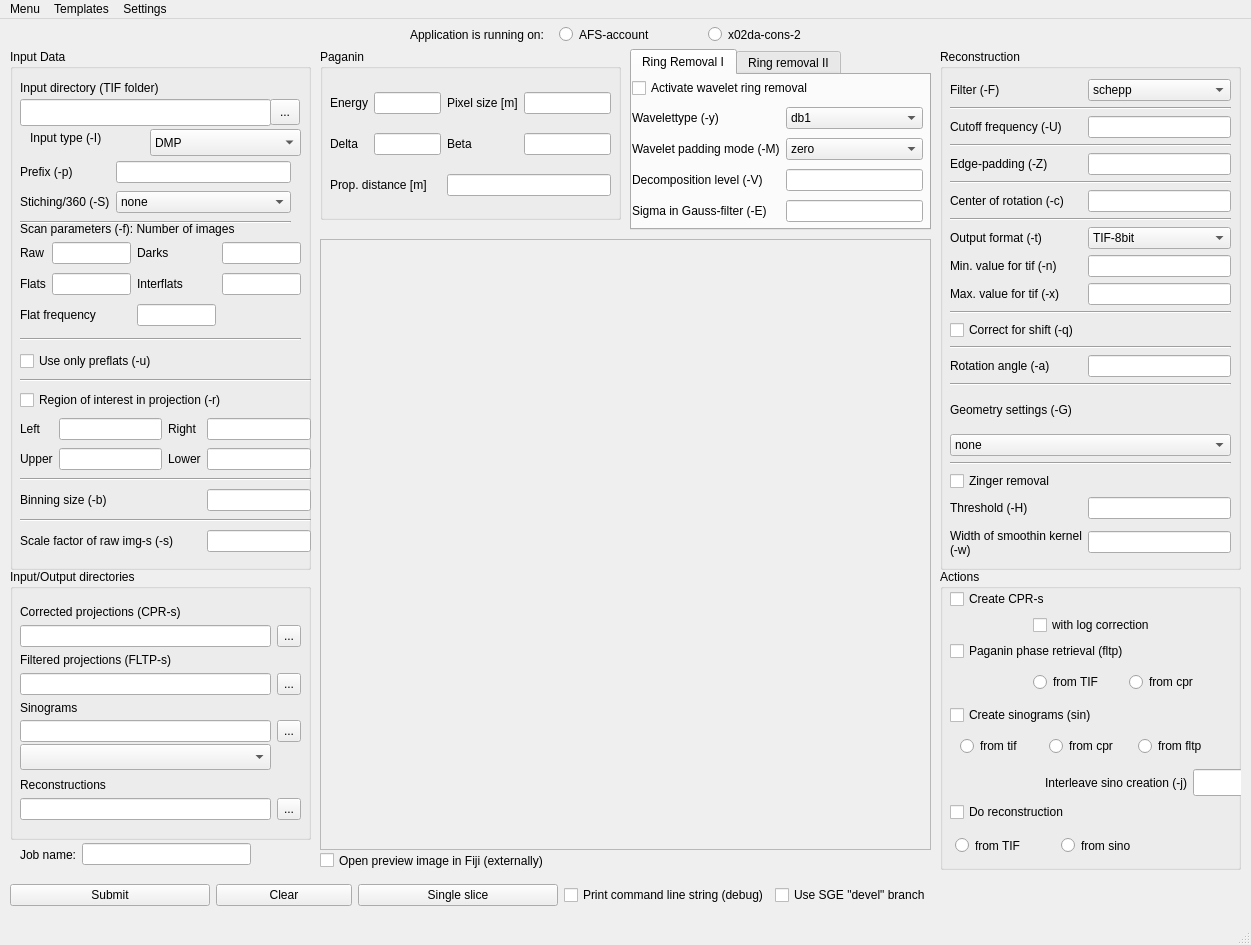
Old version of the form ui_files/main.ui in the repository gnudo/grecoman.
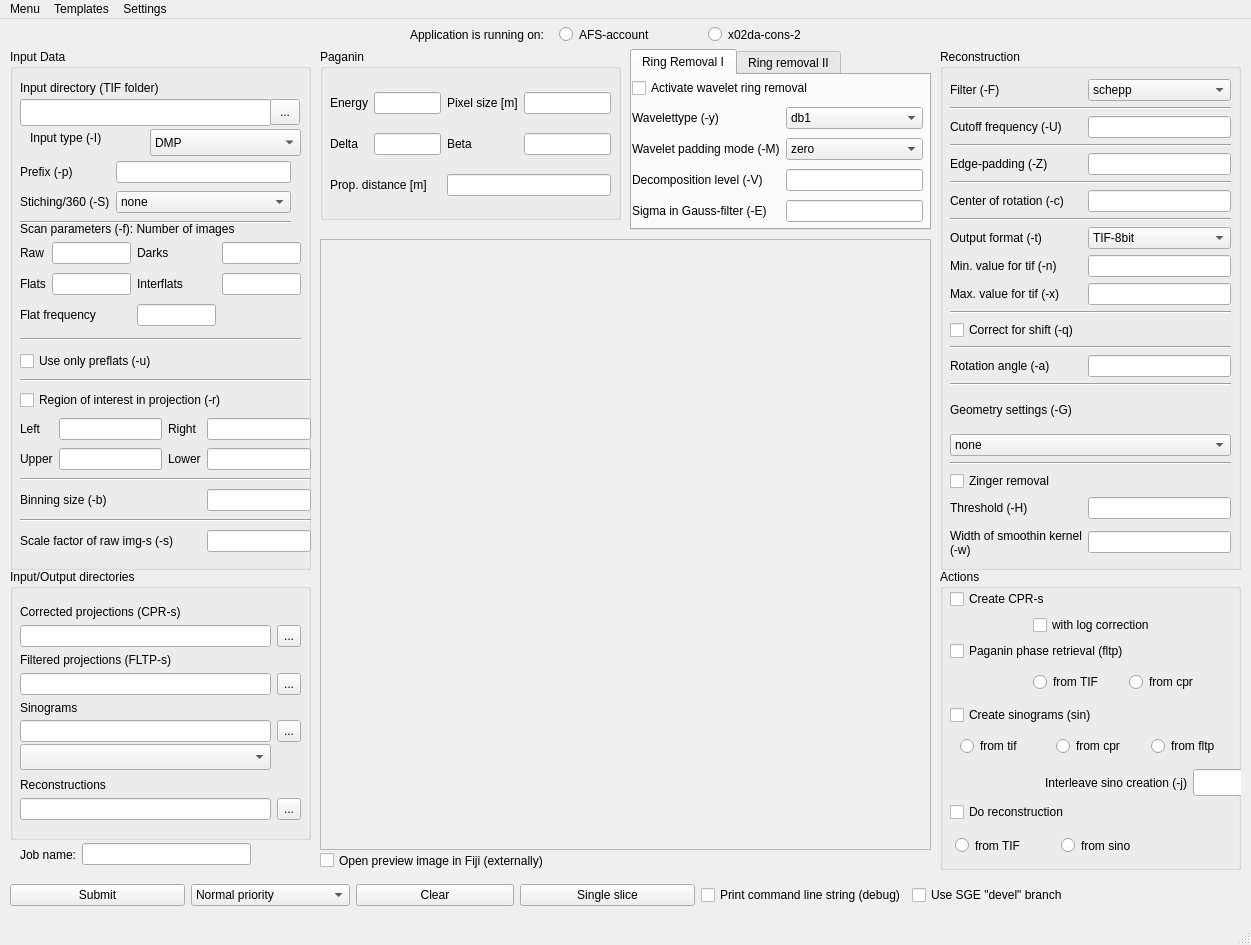
New version of the form.

Commit message:
CLOSED - task 54: Allow for setting priority of jobs http://github.com/gnudo/grecoman/issues/issue/54
FIX: small bug in "checkOutputType" method

What changed in the file:
```diff
--- a/ui_files/main.ui
+++ b/ui_files/main.ui
@@ -1204,12 +1204,12 @@
           <height>30</height>
          </size>
         </property>
-        <widget class="QWidget" name="">
+        <widget class="QWidget" name="layoutWidget">
          <property name="geometry">
           <rect>
            <x>10</x>
            <y>0</y>
-           <width>261</width>
+           <width>280</width>
            <height>31</height>
           </rect>
          </property>
@@ -1287,16 +1287,16 @@
      <rect>
       <x>10</x>
       <y>860</y>
-      <width>921</width>
+      <width>1061</width>
       <height>32</height>
      </rect>
     </property>
     <layout class="QGridLayout" name="gridLayout_9">
-     <item row="0" column="2">
+     <item row="0" column="3">
       <widget class="QPushButton" name="singleslice">
        <property name="minimumSize">
         <size>
-         <width>200</width>
+         <width>175</width>
          <height>0</height>
         </size>
        </property>
@@ -1309,7 +1309,7 @@
       <widget class="QPushButton" name="submit">
        <property name="minimumSize">
         <size>
-         <width>200</width>
+         <width>175</width>
          <height>0</height>
         </size>
        </property>
@@ -1318,27 +1318,46 @@
        </property>
       </widget>
      </item>
-     <item row="0" column="1">
+     <item row="0" column="2">
       <widget class="QPushButton" name="clearfields">
        <property name="text">
         <string>Clear</string>
        </property>
       </widget>
      </item>
-     <item row="0" column="3">
+     <item row="0" column="4">
       <widget class="QCheckBox" name="print_cmd">
        <property name="text">
         <string>Print command line string (debug)</string>
        </property>
       </widget>
      </item>
-     <item row="0" column="4">
+     <item row="0" column="5">
       <widget class="QCheckBox" name="develbranchon">
        <property name="text">
         <string>Use SGE &quot;devel&quot; branch</string>
        </property>
       </widget>
      </item>
+     <item row="0" column="1">
+      <widget class="QComboBox" name="jobpriority">
+       <item>
+        <property name="text">
+         <string>Normal priority</string>
+        </property>
+       </item>
+       <item>
+        <property name="text">
+         <string>Low priority</string>
+        </property>
+       </item>
+       <item>
+        <property name="text">
+         <string>Very low priority</string>
+        </property>
+       </item>
+      </widget>
+     </item>
     </layout>
    </widget>
    <widget class="QCheckBox" name="openinfiji">
```
The commit also changes 4 other files.
